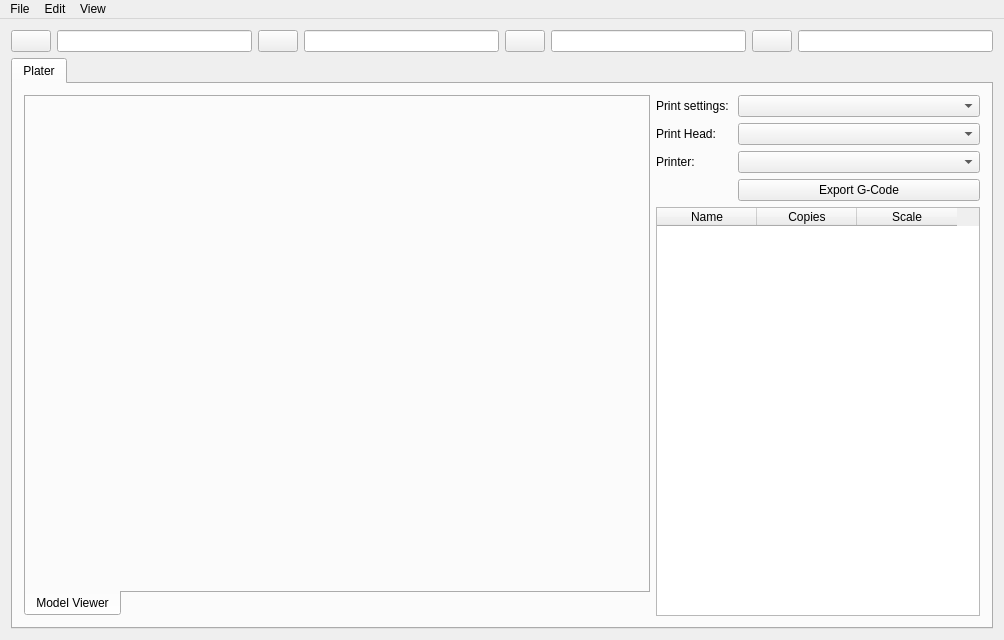
Multi-Scale-Additive-Manufacturing-Lab/Versa3dPython, file designer_files/Versa3dMainWindow.ui: the form before one commit.
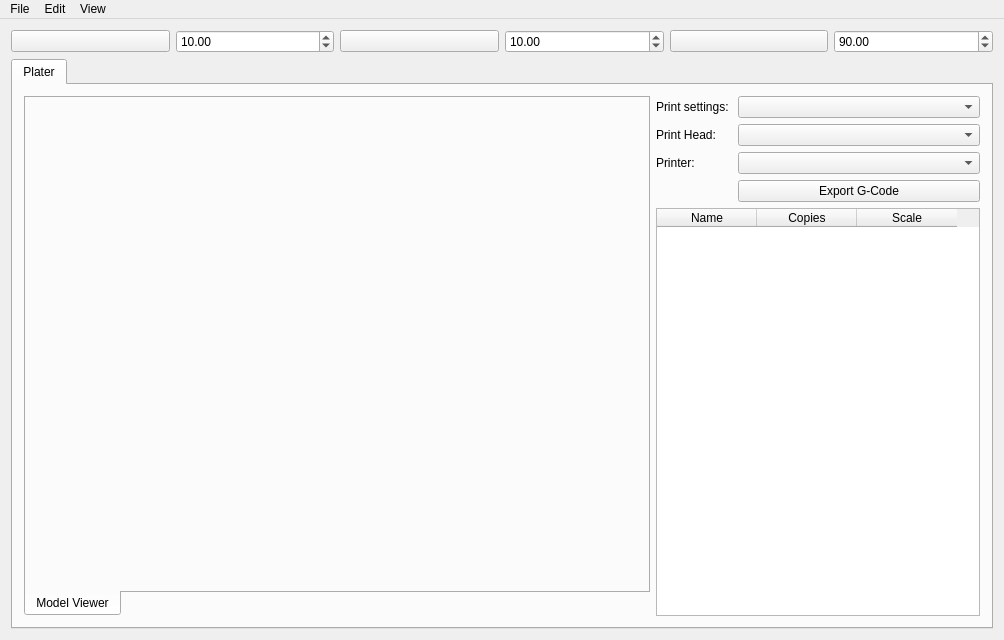
The form after the commit. Icons and pictures are not drawn. Custom widgets are drawn as their Qt base class.

Patch:
```diff
--- a/designer_files/Versa3dMainWindow.ui
+++ b/designer_files/Versa3dMainWindow.ui
@@ -41,7 +41,14 @@
        </widget>
       </item>
       <item>
-       <widget class="QLineEdit" name="lineEdit_3"/>
+       <widget class="QDoubleSpinBox" name="move_side">
+        <property name="minimum">
+         <double>-99.989999999999995</double>
+        </property>
+        <property name="value">
+         <double>10.000000000000000</double>
+        </property>
+       </widget>
       </item>
       <item>
        <widget class="QPushButton" name="push_button_move_up">
@@ -55,22 +62,18 @@
        </widget>
       </item>
       <item>
-       <widget class="QLineEdit" name="lineEdit_2"/>
-      </item>
-      <item>
-       <widget class="QPushButton" name="push_button_move_right">
-        <property name="text">
-         <string/>
+       <widget class="QDoubleSpinBox" name="move_vertical">
+        <property name="minimum">
+         <double>-100.000000000000000</double>
         </property>
-        <property name="icon">
-         <iconset resource="icon/versa3d_icon.qrc">
-          <normaloff>:/arrow/arrow-right.svg</normaloff>:/arrow/arrow-right.svg</iconset>
+        <property name="maximum">
+         <double>100.000000000000000</double>
+        </property>
+        <property name="value">
+         <double>10.000000000000000</double>
         </property>
        </widget>
       </item>
-      <item>
-       <widget class="QLineEdit" name="lineEdit"/>
-      </item>
       <item>
        <widget class="QPushButton" name="push_button_rotate">
         <property name="text">
@@ -83,7 +86,17 @@
        </widget>
       </item>
       <item>
-       <widget class="QLineEdit" name="lineEdit_4"/>
+       <widget class="QDoubleSpinBox" name="move_rotate">
+        <property name="minimum">
+         <double>-360.000000000000000</double>
+        </property>
+        <property name="maximum">
+         <double>360.000000000000000</double>
+        </property>
+        <property name="value">
+         <double>90.000000000000000</double>
+        </property>
+       </widget>
       </item>
      </layout>
     </item>
```
